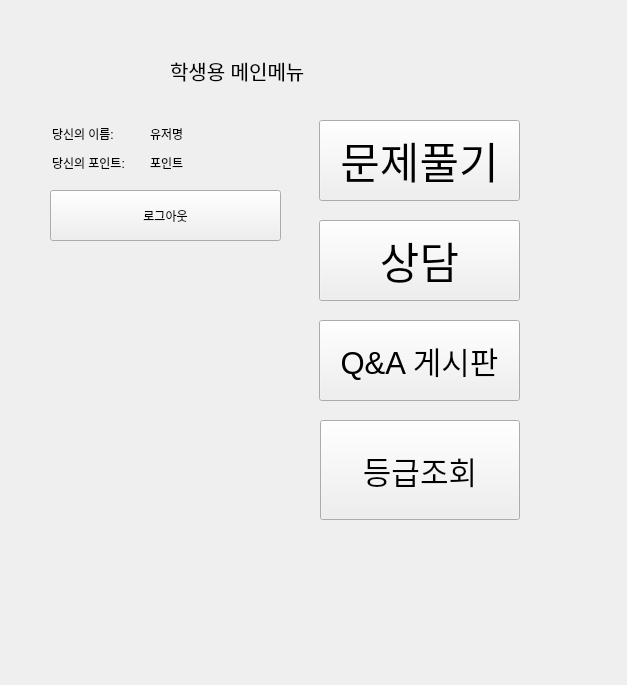
Qt form student_client.ui (Eduappproject/education_application) before a commit.
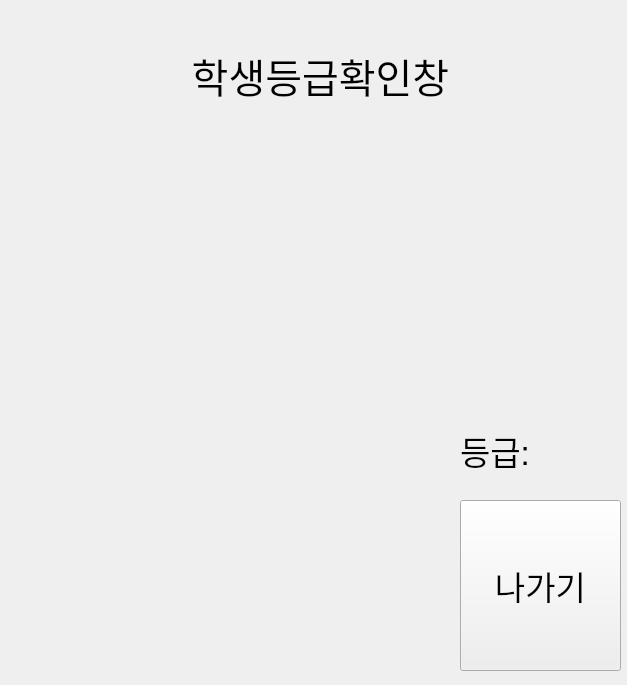
The same form after that commit. Icons and pictures are not drawn.

Patch:
```diff
--- a/student_client.ui
+++ b/student_client.ui
@@ -19,14 +19,14 @@
   <widget class="QStackedWidget" name="stackedWidget">
    <property name="geometry">
     <rect>
-     <x>10</x>
+     <x>20</x>
      <y>10</y>
      <width>611</width>
      <height>661</height>
     </rect>
    </property>
    <property name="currentIndex">
-    <number>4</number>
+    <number>12</number>
    </property>
    <widget class="QWidget" name="page">
     <widget class="QLabel" name="label_3">
@@ -1347,6 +1347,164 @@
      </property>
     </widget>
    </widget>
+   <widget class="QWidget" name="page_8">
+    <widget class="QLabel" name="grade_label">
+     <property name="geometry">
+      <rect>
+       <x>440</x>
+       <y>410</y>
+       <width>161</width>
+       <height>61</height>
+      </rect>
+     </property>
+     <property name="font">
+      <font>
+       <pointsize>25</pointsize>
+      </font>
+     </property>
+     <property name="toolTip">
+      <string>&lt;html&gt;&lt;head/&gt;&lt;body&gt;&lt;p&gt;등급:&lt;/p&gt;&lt;/body&gt;&lt;/html&gt;</string>
+     </property>
+     <property name="text">
+      <string>등급:</string>
+     </property>
+    </widget>
+    <widget class="QLabel" name="label_17">
+     <property name="geometry">
+      <rect>
+       <x>120</x>
+       <y>20</y>
+       <width>361</width>
+       <height>91</height>
+      </rect>
+     </property>
+     <property name="font">
+      <font>
+       <pointsize>30</pointsize>
+      </font>
+     </property>
+     <property name="text">
+      <string>학생등급확인창</string>
+     </property>
+     <property name="alignment">
+      <set>Qt::AlignCenter</set>
+     </property>
+    </widget>
+    <widget class="QPushButton" name="pushButton">
+     <property name="geometry">
+      <rect>
+       <x>440</x>
+       <y>490</y>
+       <width>161</width>
+       <height>171</height>
+      </rect>
+     </property>
+     <property name="font">
+      <font>
+       <pointsize>25</pointsize>
+      </font>
+     </property>
+     <property name="text">
+      <string>나가기</string>
+     </property>
+    </widget>
+    <widget class="QLabel" name="label_21">
+     <property name="geometry">
+      <rect>
+       <x>0</x>
+       <y>100</y>
+       <width>181</width>
+       <height>141</height>
+      </rect>
+     </property>
+     <property name="text">
+      <string/>
+     </property>
+     <property name="pixmap">
+      <pixmap>../../../다운로드/bronze_1.png</pixmap>
+     </property>
+    </widget>
+    <widget class="QLabel" name="label_28">
+     <property name="geometry">
+      <rect>
+       <x>10</x>
+       <y>250</y>
+       <width>181</width>
+       <height>161</height>
+      </rect>
+     </property>
+     <property name="text">
+      <string/>
+     </property>
+     <property name="pixmap">
+      <pixmap>../../../다운로드/silver_5[1].png</pixmap>
+     </property>
+    </widget>
+    <widget class="QLabel" name="label_29">
+     <property name="geometry">
+      <rect>
+       <x>0</x>
+       <y>430</y>
+       <width>181</width>
+       <height>151</height>
+      </rect>
+     </property>
+     <property name="text">
+      <string/>
+     </property>
+     <property name="pixmap">
+      <pixmap>../../../다운로드/gold_1[1].png</pixmap>
+     </property>
+    </widget>
+    <widget class="QLabel" name="label_30">
+     <property name="geometry">
+      <rect>
+       <x>210</x>
+       <y>110</y>
+       <width>181</width>
+       <height>151</height>
+      </rect>
+     </property>
+     <property name="text">
+      <string/>
+     </property>
+     <property name="pixmap">
+      <pixmap>../../../다운로드/platinum_1[1].png</pixmap>
+     </property>
+    </widget>
+    <widget class="QLabel" name="label_31">
+     <property name="geometry">
+      <rect>
+       <x>200</x>
+       <y>270</y>
+       <width>181</width>
+       <height>171</height>
+      </rect>
+     </property>
+     <property name="text">
+      <string/>
+     </property>
+     <property name="pixmap">
+      <pixmap>../../../다운로드/diamond_1[1].png</pixmap>
+     </property>
+    </widget>
+    <widget class="QLabel" name="label_32">
+     <property name="geometry">
+      <rect>
+       <x>200</x>
+       <y>450</y>
+       <width>181</width>
+       <height>191</height>
+      </rect>
+     </property>
+     <property name="text">
+      <string/>
+     </property>
+     <property name="pixmap">
+      <pixmap>../../../다운로드/challenger_1[1].png</pixmap>
+     </property>
+    </widget>
+   </widget>
   </widget>
  </widget>
  <resources/>
```
Left out of the diff: 4 changed lines with no effect on the pictures.
